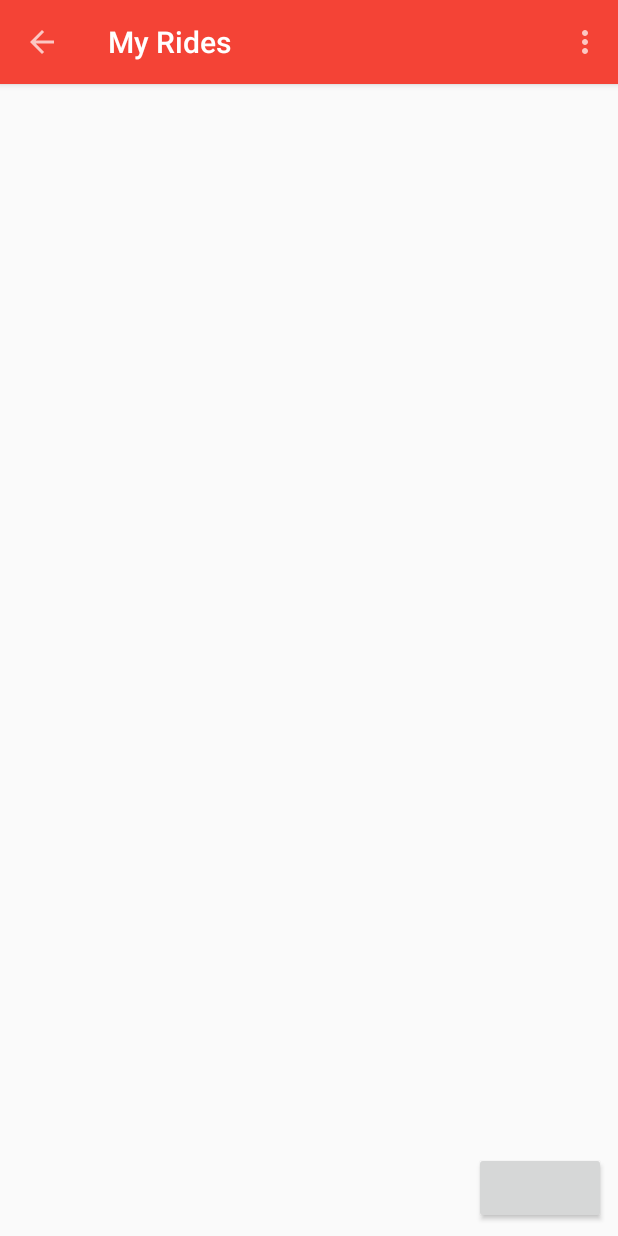
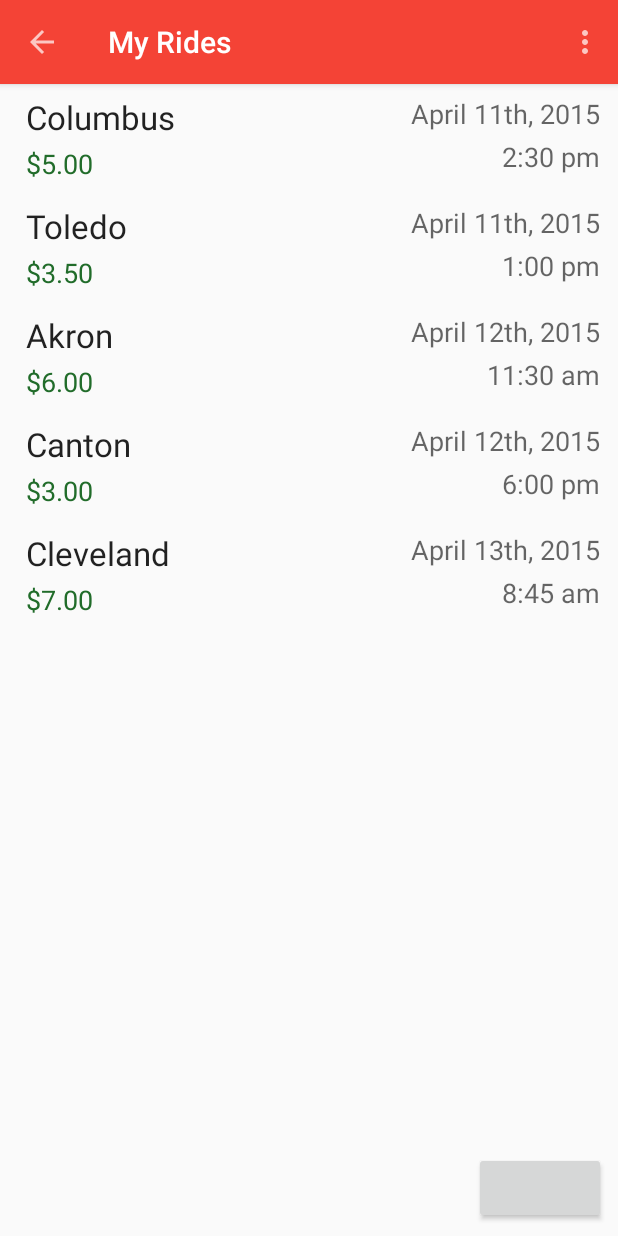
Before and after one commit to conneltj/HitchHomeSD, an Android app: the MyRides screen opened directly, with no data from a screen before it, on a phone screen of 412 x 824 dp. Run offline under Robolectric (Android 15) with nearby library versions, the phone set to English and light mode, and no system bars; libraries missing offline, so code that uses them is left out: com.software.shell; plain views replace ActionButton.

Commit message:
4/5 update. RecyclerView and removal of unessecary java files.

```diff
--- a/app/build.gradle
+++ b/app/build.gradle
@@ -24,11 +24,12 @@ dependencies {
     compile project(path: ':HitchHome_backend', configuration: 'android-endpoints')
     compile 'com.android.support:appcompat-v7:21.0.3'
     compile 'com.google.android.gms:play-services:6.5.87'
+    compile 'com.android.support:recyclerview-v7:21.0.+'
     compile 'com.github.shell-software:fab:1.0.5'
-    compile 'com.rengwuxian.materialedittext:library:2.0.0-SNAPSHOT'//might need removed
     compile 'info.hoang8f:fbutton:1.0.5'//might also need removed
     compile 'com.github.manuelpeinado.fadingactionbar:fadingactionbar:3.1.2'//might need removed
     compile 'com.beardedhen:androidbootstrap:+'//bootstrap
     compile 'com.github.navasmdc:MaterialDesign:1.+@aar'//material design library
     compile 'me.grantland:autofittextview:0.2.+'// auto fit text view
+    compile 'com.rengwuxian.materialedittext:library:2.0.3' //Material edit text
 }
--- a/app/src/main/java/com/csseniordesign/hitchhome/MyRides.java
+++ b/app/src/main/java/com/csseniordesign/hitchhome/MyRides.java
@@ -2,9 +2,14 @@ package com.csseniordesign.hitchhome;
 
 import android.os.Bundle;
 import android.support.v7.app.ActionBarActivity;
+import android.support.v7.widget.DefaultItemAnimator;
+import android.support.v7.widget.LinearLayoutManager;
+import android.support.v7.widget.RecyclerView;
 import android.support.v7.widget.Toolbar;
 import android.view.Menu;
 import android.view.MenuItem;
+
+import java.util.ArrayList;
 
 /**
  * Created by conne_000 on 3/6/2015.
@@ -21,6 +26,29 @@ public class MyRides extends ActionBarActivity {
         setSupportActionBar(toolbar);
         getSupportActionBar().setDisplayHomeAsUpEnabled(true);
         setTitle("My Rides");
+
+        RecyclerView recyclerView = (RecyclerView) findViewById(R.id.my_recycler_view);
+        //Improves performance since it doesn't change content
+        recyclerView.setHasFixedSize(true);
+
+        //Using linear layout
+        RecyclerView.LayoutManager myLayoutManager = new LinearLayoutManager(this);
+        recyclerView.setLayoutManager(myLayoutManager);
+
+        //Data to be displayed in adapter
+        ArrayList<RideItem> ridesList = new ArrayList<RideItem>();
+
+        ridesList.add(new RideItem(1, "Columbus", "$5.00", "April 11th, 2015","2:30 pm"));
+        ridesList.add(new RideItem(2, "Toledo", "$3.50", "April 11th, 2015","1:00 pm"));
+        ridesList.add(new RideItem(3, "Akron", "$6.00", "April 12th, 2015","11:30 am"));
+        ridesList.add(new RideItem(4, "Canton", "$3.00", "April 12th, 2015","6:00 pm"));
+        ridesList.add(new RideItem(5, "Cleveland", "$7.00", "April 13th, 2015","8:45 am"));
+
+        //Create adapter
+        RecyclerView.Adapter adapter = new MyCustomAdapter(MyRides.this, ridesList);
+        recyclerView.setAdapter(adapter);
+        recyclerView.setItemAnimator(new DefaultItemAnimator());
+
     }
 
     @Override
@@ -38,7 +66,5 @@ public class MyRides extends ActionBarActivity {
         int id = item.getItemId();
 
         return id == R.id.action_settings || super.onOptionsItemSelected(item);
-
     }
-
 }
--- /dev/null
+++ b/app/src/main/java/com/csseniordesign/hitchhome/RideItem.java
@@ -0,0 +1,120 @@
+package com.csseniordesign.hitchhome;
+
+import android.content.Context;
+import android.support.v7.widget.RecyclerView;
+import android.view.LayoutInflater;
+import android.view.View;
+import android.view.ViewGroup;
+import android.widget.TextView;
+import android.widget.Toast;
+
+import java.util.ArrayList;
+
+/**
+ * Created by conne_000 on 4/4/2015.
+ */
+public class RideItem {
+    public String destination;
+    public String price;
+    public String dateOfTrip;
+    public String tripTime;
+    public int rideID;
+
+    public RideItem(int inputRideID, String inputDestination, String inputPrice, String inputDate, String inputTime) {
+        rideID = inputRideID;
+        destination = inputDestination;
+        price = inputPrice;
+        dateOfTrip = inputDate;
+        tripTime = inputTime;
+    }
+}
+
+class MyCustomAdapter extends RecyclerView.Adapter<MyCustomAdapter.ViewHolder> implements View.OnClickListener,
+        View.OnLongClickListener{
+
+    private ArrayList<RideItem> mDataset;
+    private static Context sContext;
+
+    // Adapter's Constructor
+    public MyCustomAdapter(Context context, ArrayList<RideItem> myDataset) {
+        mDataset = myDataset;
+        sContext = context;
+    }
+
+    // Create new views. This is invoked by the layout manager.
+    @Override
+    public MyCustomAdapter.ViewHolder onCreateViewHolder(ViewGroup parent,
+                                                         int viewType) {
+        // Create a new view by inflating the row item xml.
+        View v = LayoutInflater.from(parent.getContext())
+                .inflate(R.layout.ride_result, parent, false);
+
+        // Set the view to the ViewHolder
+        ViewHolder holder = new ViewHolder(v);
+        return holder;
+    }
+
+    // Replace the contents of a view. This is invoked by the layout manager.
+    @Override
+    public void onBindViewHolder(ViewHolder holder, int position) {
+
+        holder.mRideDestination.setText(mDataset.get(position).destination);
+        holder.mRidePrice.setText(mDataset.get(position).price);
+        holder.mRideDate.setText(mDataset.get(position).dateOfTrip);
+        holder.mRideTime.setText(mDataset.get(position).tripTime);
+
+        // Get element from your dataset at this position and set the text for the specified element
+    }
+
+    // Return the size of your dataset (invoked by the layout manager)
+    @Override
+    public int getItemCount() {
+        return mDataset.size();
+    }
+
+    // Implement OnClick listener. The clicked item text is displayed in a Toast message.
+    @Override
+    public void onClick(View view) {
+        ViewHolder holder = (ViewHolder) view.getTag();
+        if (view.getId() == holder.mRidePrice.getId()) {
+            Toast.makeText(sContext, holder.mRidePrice.getText(), Toast.LENGTH_SHORT).show();
+        }
+    }
+
+    // Implement OnLongClick listener. Long Clicked items is removed from list.
+    @Override
+    public boolean onLongClick(View view) {
+        ViewHolder holder = (ViewHolder) view.getTag();
+        if (view.getId() == holder.mRidePrice.getId()) {
+            mDataset.remove(holder.getPosition());
+
+            // Call this method to refresh the list and display the "updated" list
+            notifyDataSetChanged();
+
+            Toast.makeText(sContext, "Item " + holder.mRidePrice.getText() + " has been removed from list",
+                    Toast.LENGTH_SHORT).show();
+        }
+        return false;
+    }
+
+    // Create the ViewHolder class to keep references to your views
+    public static class ViewHolder extends RecyclerView.ViewHolder {
+        public TextView mRideDestination;
+        public TextView mRidePrice;
+        public TextView mRideDate;
+        public TextView mRideTime;
+
+        /**
+         * Constructor
+         * @param v The container view which holds the elements from the row item xml
+         */
+        public ViewHolder(View v) {
+            super(v);
+
+            mRideDestination = (TextView) v.findViewById(R.id.txtRideDestination);
+            mRidePrice = (TextView) v.findViewById(R.id.txtRidePrice);
+            mRideDate = (TextView) v.findViewById(R.id.txtRideDate);
+            mRideTime = (TextView) v.findViewById(R.id.txtRideTime);
+        }
+    }
+}
--- a/app/src/main/res/layout/login.xml
+++ b/app/src/main/res/layout/login.xml
@@ -4,7 +4,8 @@
     xmlns:tools="http://schemas.android.com/tools"
     tools:context=".MainActivity"
     android:layout_width="match_parent"
-    android:layout_height="match_parent">
+    android:layout_height="match_parent"
+    android:id="@+id/loginLayout">
 
     <RelativeLayout
         android:layout_width="match_parent"
--- a/app/src/main/res/layout/my_rides.xml
+++ b/app/src/main/res/layout/my_rides.xml
@@ -2,7 +2,8 @@
 <RelativeLayout xmlns:android="http://schemas.android.com/apk/res/android"
     xmlns:fab="http://schemas.android.com/apk/res-auto"
     android:layout_width="match_parent"
-    android:layout_height="match_parent">
+    android:layout_height="match_parent"
+    android:id="@+id/myRidesLayout">
 
     <include
         android:id="@+id/app_bar"
@@ -12,6 +13,14 @@
         android:layout_alignParentEnd="true">
 
     </include>
+    <android.support.v7.widget.RecyclerView
+        android:id="@+id/my_recycler_view"
+        android:scrollbars="vertical"
+        android:layout_width="match_parent"
+        android:layout_height="match_parent"
+        android:layout_below="@+id/app_bar">
+
+    </android.support.v7.widget.RecyclerView>
 
     <com.software.shell.fab.ActionButton
         android:id="@+id/abNewRide"
@@ -27,6 +36,4 @@
         fab:button_colorPressed="@color/primary_dark"
         fab:show_animation="@anim/fab_roll_from_down"
         fab:hide_animation="@anim/fab_roll_to_down" />
-
-
 </RelativeLayout>
--- a/app/src/main/res/layout/ride_result.xml
+++ b/app/src/main/res/layout/ride_result.xml
@@ -13,7 +13,7 @@
         android:textAppearance="?android:attr/textAppearanceLarge"
         android:text="Columbus, OH"
         android:padding="2dp"
-        android:id="@+id/title" android:layout_alignParentTop="true" android:layout_alignParentLeft="true"
+        android:id="@+id/txtRideDestination" android:layout_alignParentTop="true" android:layout_alignParentLeft="true"
         android:layout_alignParentStart="true"/>
     <TextView
         android:layout_width="wrap_content"
@@ -21,15 +21,9 @@
         android:textAppearance="?android:attr/textAppearanceMedium"
         android:text="2:30pm"
         android:padding="2dp"
-        android:id="@+id/desc"
-        android:layout_below="@+id/title"
+        android:id="@+id/txtRideTime"
+        android:layout_below="@+id/txtRideDate"
         android:layout_alignParentRight="true"
-        android:layout_alignParentEnd="true"/>
-    <ImageView
-        android:layout_width="wrap_content"
-        android:layout_height="wrap_content"
-        android:padding="3dp"
-        android:id="@+id/imageView" android:layout_alignParentTop="true" android:layout_alignParentRight="true"
         android:layout_alignParentEnd="true"/>
 
     <TextView
@@ -38,7 +32,7 @@
         android:textAppearance="?android:attr/textAppearanceMedium"
         android:text="Friday, April 10th"
         android:padding="2dp"
-        android:id="@+id/textView"
+        android:id="@+id/txtRideDate"
         android:layout_alignParentTop="true"
         android:layout_alignParentEnd="true"
         android:layout_alignParentRight="true"/>
@@ -50,8 +44,8 @@
         android:text="$5.00"
         android:textColor="#216C2A"
         android:padding="2dp"
-        android:id="@+id/price"
-        android:layout_below="@+id/title"
+        android:id="@+id/txtRidePrice"
+        android:layout_below="@+id/txtRideDestination"
         android:layout_alignParentLeft="true"
         android:layout_alignParentStart="true"/>
 
```
Also changed, not shown: app/src/main/AndroidManifest.xml (+15 -0 lines), app/src/main/java/com/csseniordesign/hitchhome/AppSettings.java (deleted, +0 -7 lines), app/src/main/java/com/csseniordesign/hitchhome/RideInfo.java (deleted, +0 -7 lines), app/src/main/java/com/csseniordesign/hitchhome/RideResults.java (deleted, +0 -7 lines), app/src/main/java/com/csseniordesign/hitchhome/SearchRide.java (+38 -3 lines), app/src/main/res/layout/ride_result2.xml (deleted, +0 -58 lines), app/src/main/res/layout/ride_result3.xml (deleted, +0 -58 lines), app/src/main/res/layout/search_ride.xml (+11 -34 lines).
